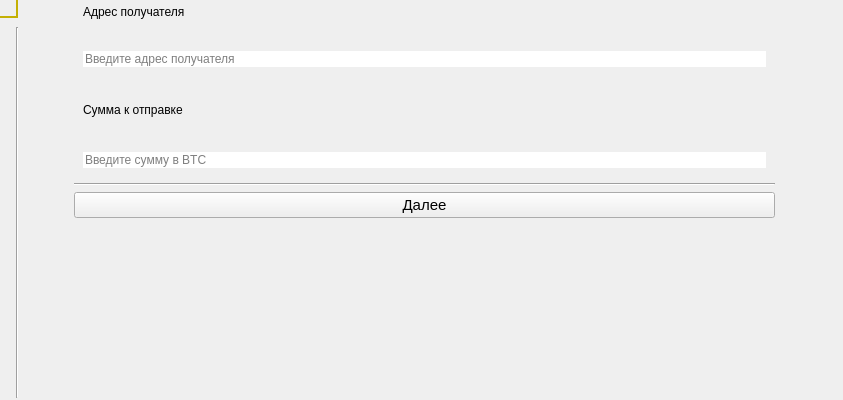
Qt form simple_bitcoin_wallet/ui/form.ui (gberdyshev/simple-bitcoin-wallet) before a commit; both pictures show x 183 to 1026 and y 133 to 533 of the 1026 by 533 pixel window.
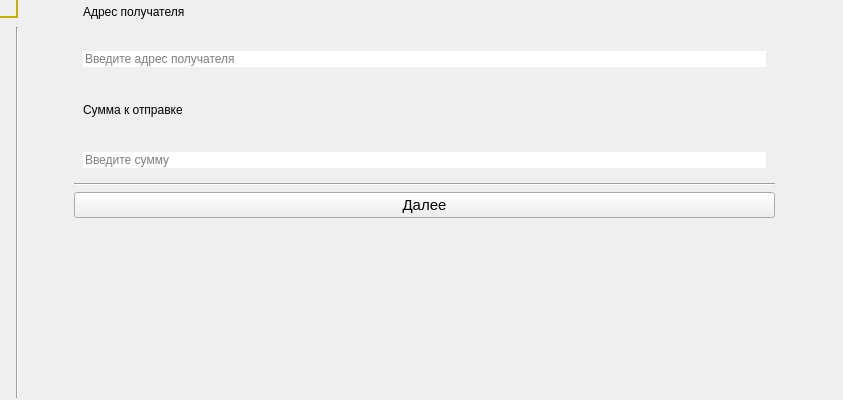
The same form after that commit. The open tabs and pages were chosen to show the change. Icons and pictures are not drawn.

```diff
--- a/simple_bitcoin_wallet/ui/form.ui
+++ b/simple_bitcoin_wallet/ui/form.ui
@@ -470,7 +470,7 @@
                <string/>
               </property>
               <property name="placeholderText">
-               <string>Введите сумму в BTC</string>
+               <string>Введите сумму</string>
               </property>
               <property name="clearButtonEnabled">
                <bool>true</bool>
```
